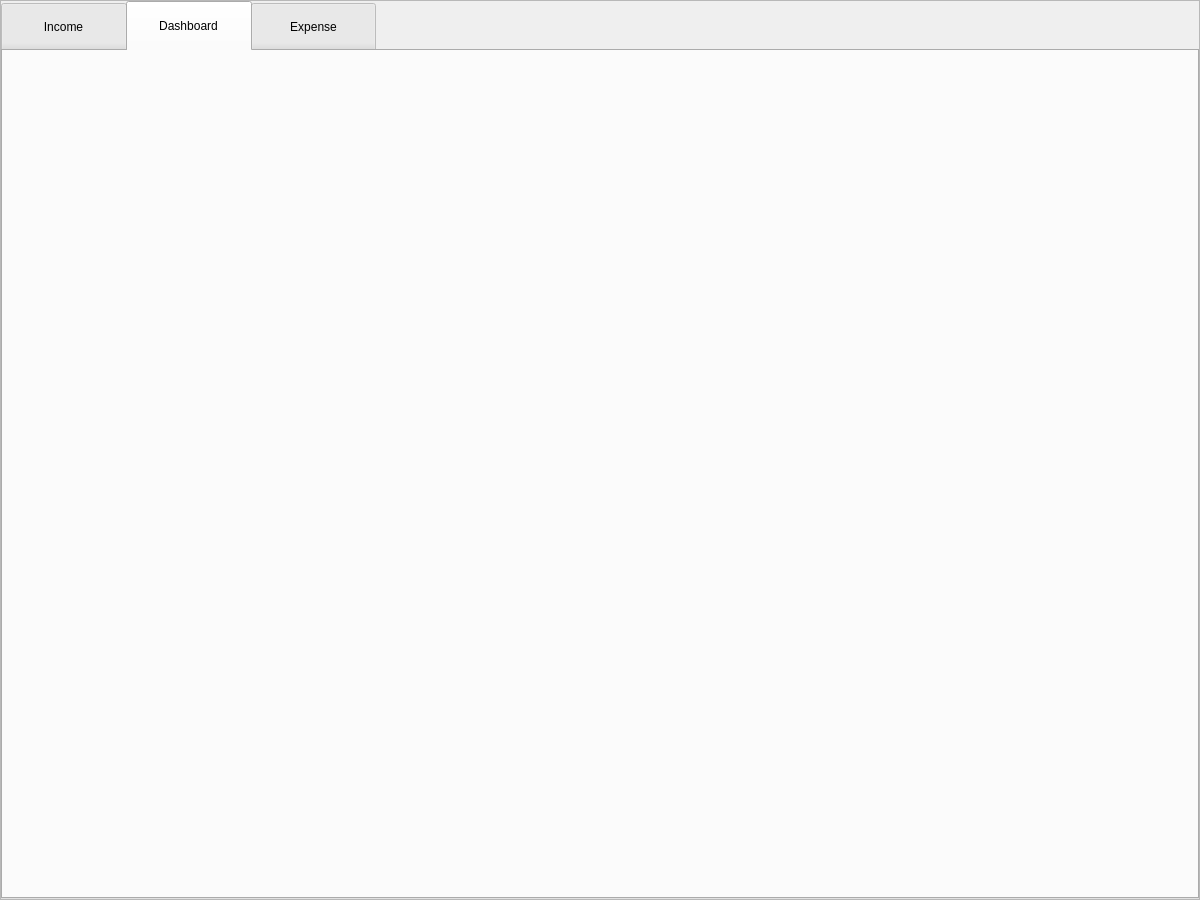
The window that resources/main_tabs.ui (jt-thorpe/flow) describes before a commit, drawn with Qt 5.
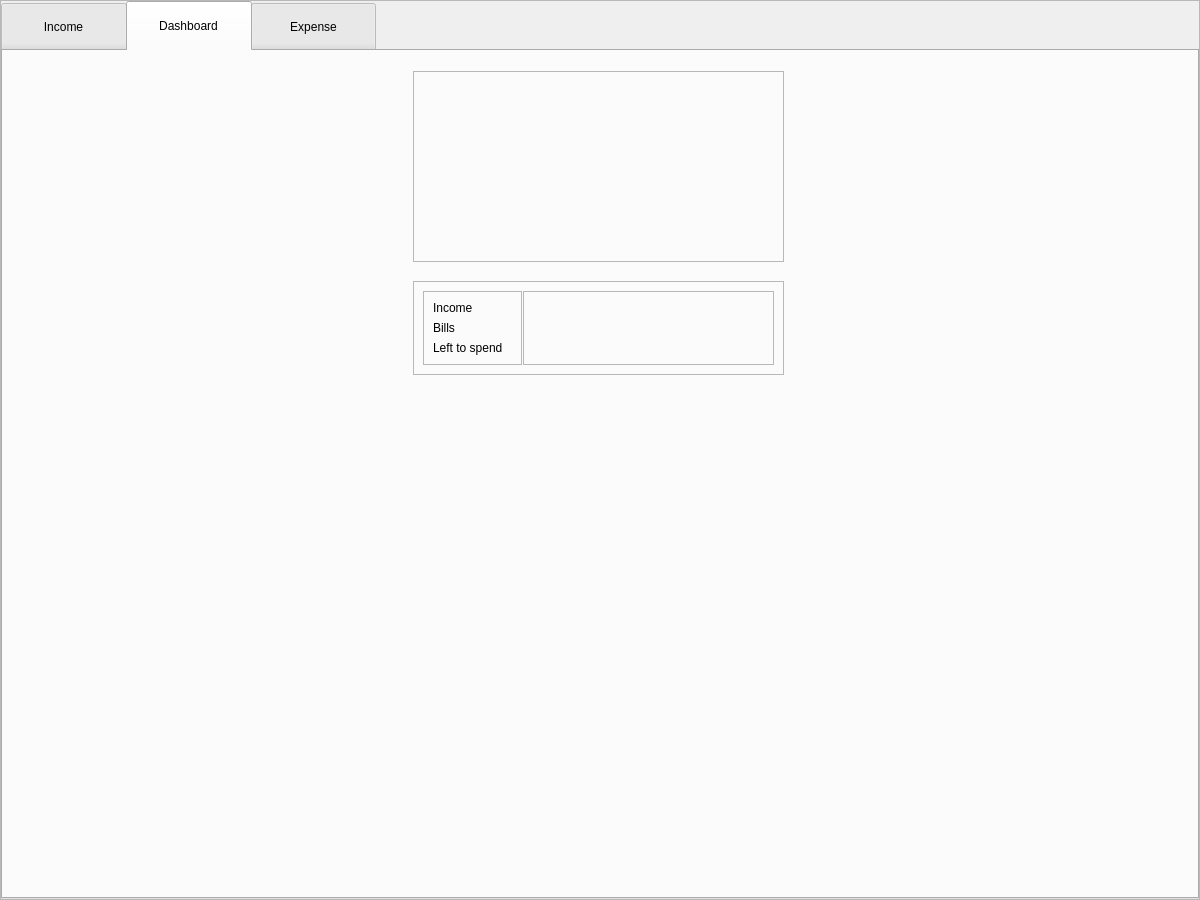
The same window after the commit. The open tabs and pages were chosen to show the change.

Commit message: chore: small ui changes for adding piechart

```diff
--- a/resources/main_tabs.ui
+++ b/resources/main_tabs.ui
@@ -175,6 +175,93 @@
         <attribute name="title">
          <string>Dashboard</string>
         </attribute>
+        <widget class="QFrame" name="frame_2">
+         <property name="geometry">
+          <rect>
+           <x>410</x>
+           <y>20</y>
+           <width>371</width>
+           <height>191</height>
+          </rect>
+         </property>
+         <property name="frameShape">
+          <enum>QFrame::StyledPanel</enum>
+         </property>
+         <property name="frameShadow">
+          <enum>QFrame::Raised</enum>
+         </property>
+        </widget>
+        <widget class="QFrame" name="frame_3">
+         <property name="geometry">
+          <rect>
+           <x>410</x>
+           <y>230</y>
+           <width>371</width>
+           <height>94</height>
+          </rect>
+         </property>
+         <property name="frameShape">
+          <enum>QFrame::StyledPanel</enum>
+         </property>
+         <property name="frameShadow">
+          <enum>QFrame::Raised</enum>
+         </property>
+         <widget class="QFrame" name="frame_4">
+          <property name="geometry">
+           <rect>
+            <x>110</x>
+            <y>10</y>
+            <width>251</width>
+            <height>74</height>
+           </rect>
+          </property>
+          <property name="frameShape">
+           <enum>QFrame::StyledPanel</enum>
+          </property>
+          <property name="frameShadow">
+           <enum>QFrame::Raised</enum>
+          </property>
+         </widget>
+         <widget class="QFrame" name="frame_5">
+          <property name="geometry">
+           <rect>
+            <x>10</x>
+            <y>10</y>
+            <width>99</width>
+            <height>74</height>
+           </rect>
+          </property>
+          <property name="frameShape">
+           <enum>QFrame::StyledPanel</enum>
+          </property>
+          <property name="frameShadow">
+           <enum>QFrame::Raised</enum>
+          </property>
+          <layout class="QVBoxLayout" name="verticalLayout_2">
+           <item>
+            <widget class="QLabel" name="label">
+             <property name="text">
+              <string>Income</string>
+             </property>
+            </widget>
+           </item>
+           <item>
+            <widget class="QLabel" name="label_2">
+             <property name="text">
+              <string>Bills</string>
+             </property>
+            </widget>
+           </item>
+           <item>
+            <widget class="QLabel" name="label_3">
+             <property name="text">
+              <string>Left to spend</string>
+             </property>
+            </widget>
+           </item>
+          </layout>
+         </widget>
+        </widget>
        </widget>
        <widget class="QWidget" name="expense_tab">
         <attribute name="title">
```
Left out of the diff: 2 changed lines with no effect on the pictures. The commit also changes 2 other files.
